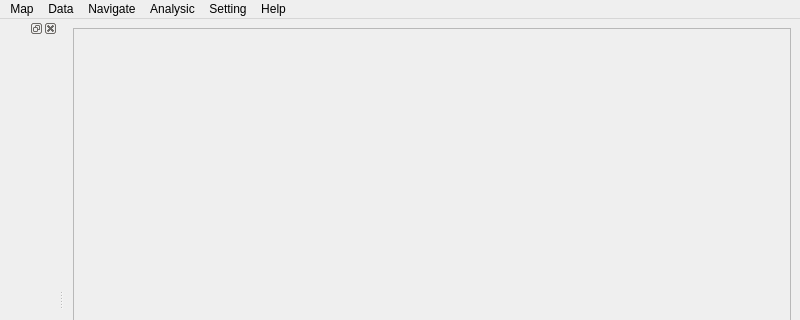
The window that QGIS_Design_0214.ui (LuJinY/QGIS) describes before a commit, drawn with Qt 5; both pictures show x 0 to 800 and y 0 to 320 of the 800 by 600 pixel window.
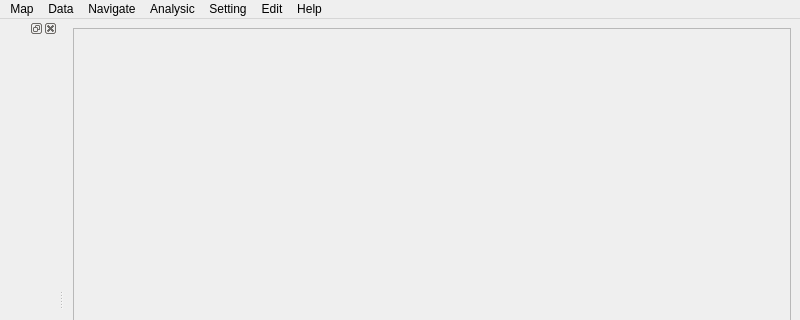
The same window after the commit.

Commit message: 王磊PPT最终版

Patch:
```diff
--- a/QGIS_Design_0214.ui
+++ b/QGIS_Design_0214.ui
@@ -69,11 +69,19 @@
      <string>Help</string>
     </property>
    </widget>
+   <widget class="QMenu" name="menuEdit">
+    <property name="title">
+     <string>Edit</string>
+    </property>
+    <addaction name="actionUndo"/>
+    <addaction name="actionRedo"/>
+   </widget>
    <addaction name="menuMap"/>
    <addaction name="menuData"/>
    <addaction name="menuNavigate"/>
    <addaction name="menuAnalysic"/>
    <addaction name="menuSetting"/>
+   <addaction name="menuEdit"/>
    <addaction name="menuHelp"/>
   </widget>
   <widget class="QStatusBar" name="statusbar"/>
```
Left out of the diff: 10 changed lines with no effect on the pictures. The commit also changes 2 other files.
